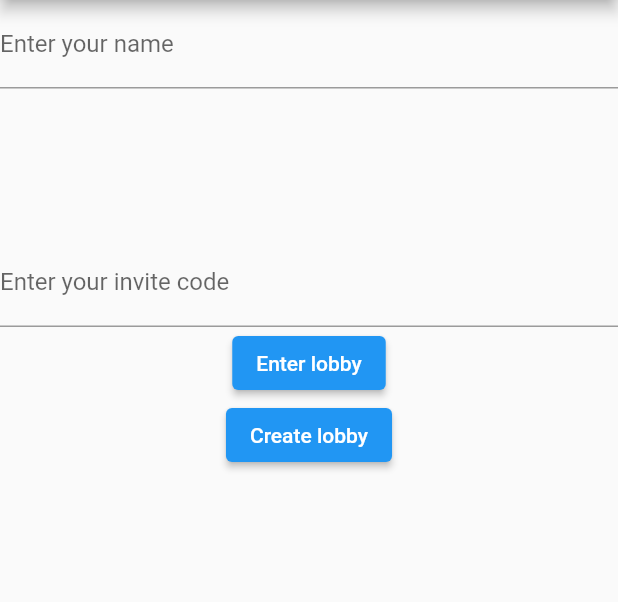
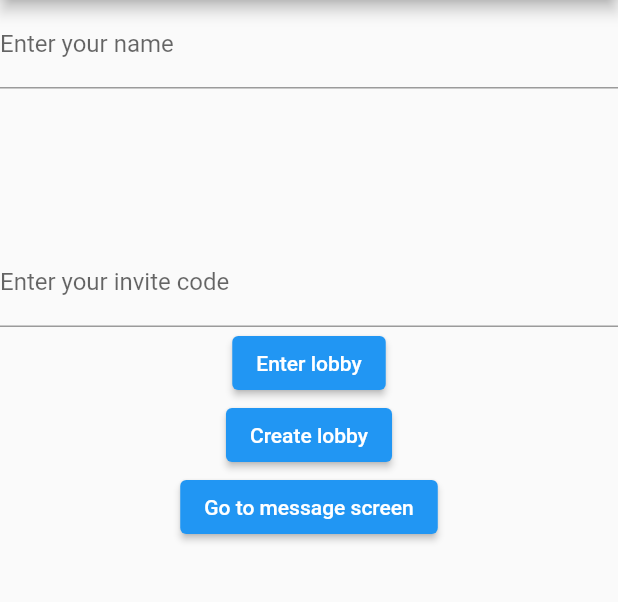
Before and after one commit to comerc/naslabo, a Flutter app: the screen it shows after launch, on a phone screen of 412 x 824 dp, the part 84-686 px from its top. Run offline on Flutter 3.47's test engine with Material 2 defaults, Android fonts, the phone set to English and light mode, and no system bars.

Commit message:
Added export/message

```diff
--- a/lib/import.dart
+++ b/lib/import.dart
@@ -5,3 +5,4 @@ export 'common/theme.dart';
 export 'main.dart';
 export 'screens/login.dart';
 export 'screens/lobby.dart';
+export "screens/message.dart";
--- a/lib/screens/login.dart
+++ b/lib/screens/login.dart
@@ -47,6 +47,15 @@ class LoginScreen extends StatelessWidget {
                     },
                     child: Text("Create lobby"),
                   ),
+
+                  ElevatedButton(
+                    onPressed: () {
+                      submitForm;
+                      Navigator.pushNamed(context, "/message",
+                          arguments: {name: nameController.text});
+                    },
+                    child: Text("Go to message screen"),
+                  ),
                 ],
               ),
             ),
```
